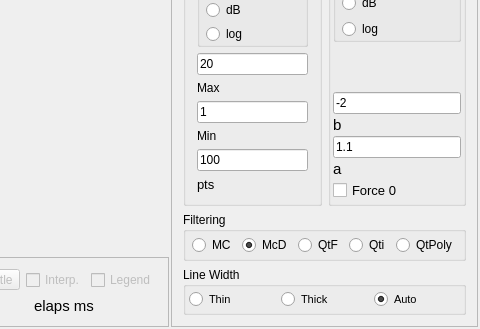
Old version of the form MainWindow.ui in the repository max-privato/TestCLineChart; both pictures show x 237 to 717 and y 106 to 435 of the 717 by 435 pixel window.
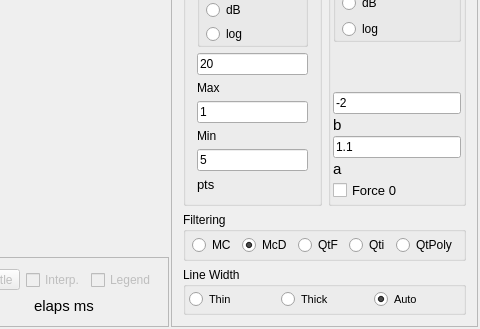
New version of the form. Custom widgets are drawn as their Qt base class.

Commit message: Improve cutting when zooming

Patch:
```diff
--- a/MainWindow.ui
+++ b/MainWindow.ui
@@ -625,7 +625,7 @@
                </font>
               </property>
               <property name="text">
-               <string>100</string>
+               <string>5</string>
               </property>
              </widget>
             </item>
```
The commit also changes 2 other files.
